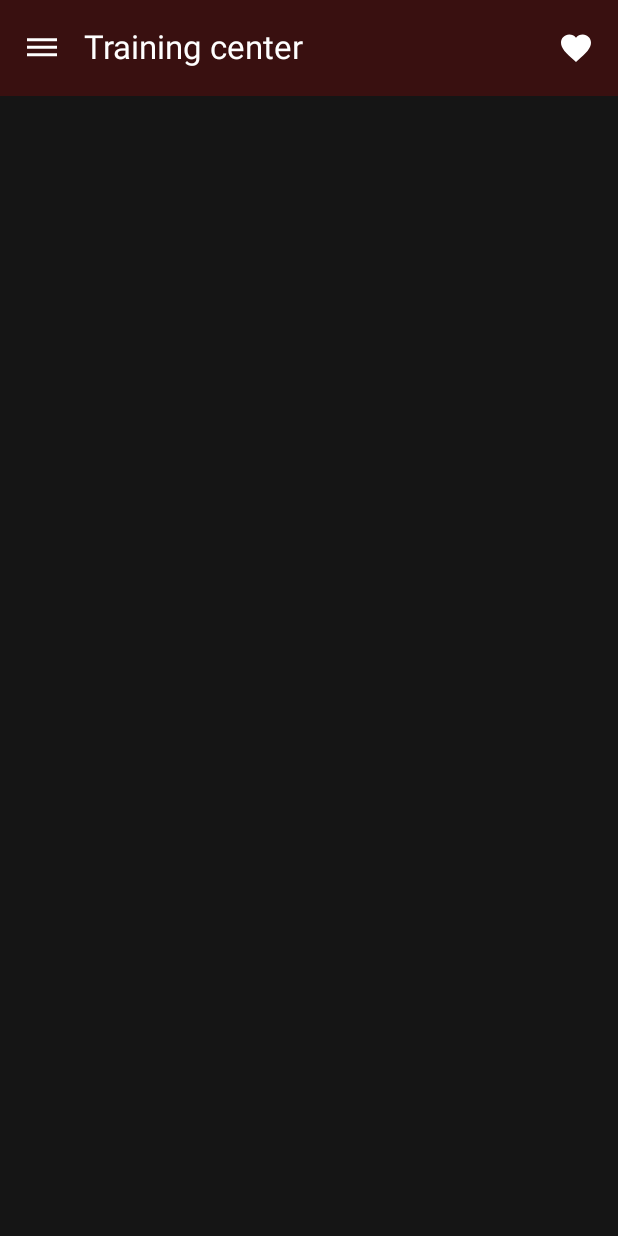
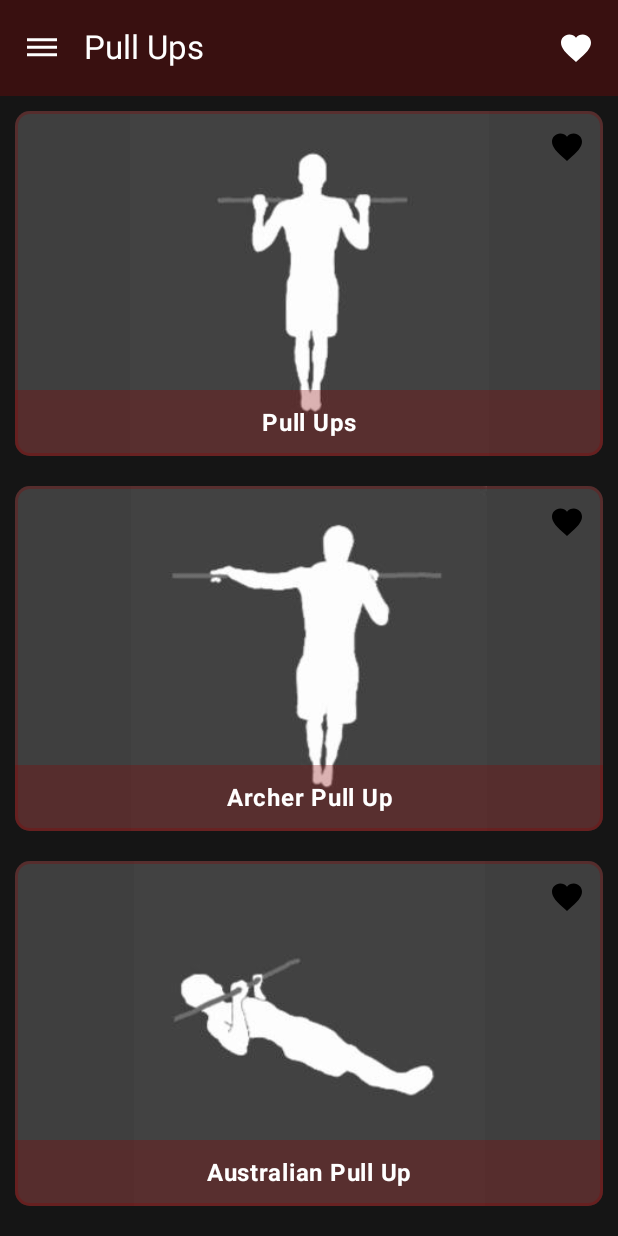
Before and after one commit to VladDev-git/InfoTrainingApp, an Android app built with Jetpack Compose: the screen it shows after launch (MainActivity), on a phone screen of 412 x 824 dp. Run offline under Robolectric (Android 15) with nearby library versions, the phone set to English and light mode, and no system bars; our stand-ins replace Dagger/Hilt's generated code, Room's generated code, accompanist, constraintlayout-compose.

Commit message:
Beta 3. Favorite items add upadate

```diff
--- a/app/build.gradle.kts
+++ b/app/build.gradle.kts
@@ -52,6 +52,8 @@ android {
 }
 
 dependencies {
+    implementation("androidx.constraintlayout:constraintlayout-compose:1.1.0")
+
     implementation("com.google.dagger:hilt-android:2.51.1")
     implementation("androidx.hilt:hilt-navigation-compose:1.2.0")
     kapt("com.google.dagger:hilt-compiler:2.51.1")
--- a/app/src/main/java/com/example/infoapp/MainViewModel.kt
+++ b/app/src/main/java/com/example/infoapp/MainViewModel.kt
@@ -6,6 +6,9 @@ import androidx.lifecycle.viewModelScope
 import com.example.infoapp.db.MainDb
 import com.example.infoapp.untils.ListItem
 import dagger.hilt.android.lifecycle.HiltViewModel
+import kotlinx.coroutines.Job
+import kotlinx.coroutines.flow.MutableStateFlow
+import kotlinx.coroutines.flow.StateFlow
 import kotlinx.coroutines.launch
 import javax.inject.Inject
 
@@ -14,9 +17,27 @@ class MainViewModel @Inject constructor(
     val mainDb: MainDb
 ): ViewModel() {
     val mainList = mutableStateOf(emptyList<ListItem>())
+    private val categoryState = MutableStateFlow("pull_ups")
+    val currentCategory : StateFlow<String> = categoryState
+    private var job: Job? = null
 
-    fun getAllItemsByCategory(category: String) = viewModelScope.launch {
-        mainList.value = mainDb.dao.getAllItemsByCategory(category)
+    fun getAllItemsByCategory(category: String) {
+        job?.cancel()
+        job = viewModelScope.launch {
+            categoryState.value = category
+            mainDb.dao.getAllItemsByCategory(category).collect { list ->
+                mainList.value = list
+            }
+        }
+    }
+
+    fun getFavorites() {
+        job?.cancel()
+        job = viewModelScope.launch {
+            mainDb.dao.getFavorites().collect { list ->
+                mainList.value = list
+            }
+        }
     }
 
     fun insertItem(item: ListItem) = viewModelScope.launch {
--- a/app/src/main/java/com/example/infoapp/db/Dao.kt
+++ b/app/src/main/java/com/example/infoapp/db/Dao.kt
@@ -6,6 +6,7 @@ import androidx.room.Insert
 import androidx.room.OnConflictStrategy
 import androidx.room.Query
 import com.example.infoapp.untils.ListItem
+import kotlinx.coroutines.flow.Flow
 
 @Dao
 interface Dao {
@@ -16,5 +17,8 @@ interface Dao {
     suspend fun deleteItem(item: ListItem)
 
     @Query("SELECT * FROM list_items WHERE category LIKE :category")
-    suspend fun getAllItemsByCategory(category: String): List<ListItem>
+    fun getAllItemsByCategory(category: String): Flow<List<ListItem>>
+
+    @Query("SELECT * FROM list_items WHERE isFav = 1")
+    fun getFavorites(): Flow<List<ListItem>>
 }
--- a/app/src/main/java/com/example/infoapp/ui/theme/Color.kt
+++ b/app/src/main/java/com/example/infoapp/ui/theme/Color.kt
@@ -10,7 +10,7 @@ val Purple40 = Color(0xFF6650a4)
 val PurpleGrey40 = Color(0xFF625b71)
 val Pink40 = Color(0xFF7D5260)
 val CardRed = Color(0x4D8D0606)
-val TopBarRed = Color(0xFF8D0606)
+val FavRed = Color(0xFFE70000)
 val CardWhite = Color(0xD9FFFFFF)
 val MainBlack = Color(0xFF151515)
 val CardGray = Color(0xFF3F3F3F)
--- a/app/src/main/java/com/example/infoapp/ui_components/MainListItem.kt
+++ b/app/src/main/java/com/example/infoapp/ui_components/MainListItem.kt
@@ -5,17 +5,19 @@ import androidx.compose.foundation.BorderStroke
 import androidx.compose.foundation.Image
 import androidx.compose.foundation.background
 import androidx.compose.foundation.clickable
-import androidx.compose.foundation.layout.Box
 import androidx.compose.foundation.layout.fillMaxSize
 import androidx.compose.foundation.layout.fillMaxWidth
 import androidx.compose.foundation.layout.height
 import androidx.compose.foundation.layout.padding
 import androidx.compose.foundation.shape.RoundedCornerShape
+import androidx.compose.material.icons.Icons
+import androidx.compose.material.icons.filled.Favorite
 import androidx.compose.material3.Card
 import androidx.compose.material3.CardDefaults
+import androidx.compose.material3.Icon
+import androidx.compose.material3.IconButton
 import androidx.compose.material3.Text
 import androidx.compose.runtime.Composable
-import androidx.compose.ui.Alignment
 import androidx.compose.ui.Modifier
 import androidx.compose.ui.graphics.Color
 import androidx.compose.ui.graphics.asImageBitmap
@@ -24,12 +26,20 @@ import androidx.compose.ui.platform.LocalContext
 import androidx.compose.ui.text.font.FontWeight
 import androidx.compose.ui.text.style.TextAlign
 import androidx.compose.ui.unit.dp
+import androidx.constraintlayout.compose.ConstraintLayout
+import androidx.hilt.navigation.compose.hiltViewModel
+import com.example.infoapp.MainViewModel
 import com.example.infoapp.ui.theme.CardGray
 import com.example.infoapp.ui.theme.CardRed
+import com.example.infoapp.ui.theme.FavRed
 import com.example.infoapp.untils.ListItem
 
 @Composable
-fun MainListItem(item: ListItem, onClick: (ListItem) -> Unit) {
+fun MainListItem(
+    mainViewModel: MainViewModel = hiltViewModel(),
+    item: ListItem,
+    onClick: (ListItem) -> Unit
+) {
     Card(
         modifier = Modifier
             .fillMaxWidth()
@@ -44,25 +54,56 @@ fun MainListItem(item: ListItem, onClick: (ListItem) -> Unit) {
             containerColor = CardGray
         )
     ) {
-        Box(
+        ConstraintLayout (
             modifier = Modifier
                 .fillMaxSize(),
-            contentAlignment = Alignment.BottomCenter
         ) {
+            val (image, text, favoriteButton) = createRefs()
+
             AssetImage(imageName = item.imageName,
                 contentDescription = item.title,
-                modifier = Modifier.fillMaxSize()
+                modifier = Modifier
+                    .fillMaxSize()
+                    .constrainAs(image) {
+                        top.linkTo(parent.top)
+                        start.linkTo(parent.start)
+                        end.linkTo(parent.end)
+                        bottom.linkTo(parent.bottom)
+                    }
             )
             Text(
                 text = item.title,
                 modifier = Modifier
                     .fillMaxWidth()
                     .background(CardRed)
-                    .padding(10.dp),
+                    .padding(10.dp)
+                    .constrainAs(text) {
+                        bottom.linkTo(parent.bottom)
+                        start.linkTo(parent.start)
+                        end.linkTo(parent.end)
+                    },
                 textAlign = TextAlign.Center,
                 fontWeight = FontWeight.Bold,
                 color = Color.White
             )
+            IconButton(
+                onClick = {
+                    mainViewModel.insertItem(
+                        item.copy(isFav = !item.isFav)
+                    )
+                },
+                modifier = Modifier
+                    .constrainAs(favoriteButton) {
+                        top.linkTo(parent.top)
+                        end.linkTo(parent.end)
+                    }
+            ) {
+                Icon(
+                    imageVector = Icons.Default.Favorite,
+                    contentDescription = "Favorite",
+                    tint = if (item.isFav) FavRed else Color.Black
+                )
+            }
         }
     }
 }
--- a/app/src/main/java/com/example/infoapp/ui_components/MainScreen.kt
+++ b/app/src/main/java/com/example/infoapp/ui_components/MainScreen.kt
@@ -11,6 +11,8 @@ import androidx.compose.material3.ModalNavigationDrawer
 import androidx.compose.material3.Scaffold
 import androidx.compose.material3.rememberDrawerState
 import androidx.compose.runtime.Composable
+import androidx.compose.runtime.LaunchedEffect
+import androidx.compose.runtime.collectAsState
 import androidx.compose.runtime.getValue
 import androidx.compose.runtime.mutableStateOf
 import androidx.compose.runtime.remember
@@ -28,11 +30,14 @@ import kotlinx.coroutines.launch
 fun MainScreen(mainViewModel: MainViewModel = hiltViewModel(), onClick: (ListItem) -> Unit) {
     val drawerState = rememberDrawerState(initialValue = DrawerValue.Closed)
     val mainList = mainViewModel.mainList
+    val currentCategory = mainViewModel.currentCategory.collectAsState().value
     var topBarTitle by remember {
-        mutableStateOf("Training center")
+        mutableStateOf("Pull Ups")
     }
     val coroutineScope = rememberCoroutineScope()
-    mainViewModel.getAllItemsByCategory("")
+    LaunchedEffect(Unit) {
+        mainViewModel.getAllItemsByCategory(currentCategory)
+    }
 
     ModalNavigationDrawer(
         drawerState = drawerState,
@@ -52,7 +57,10 @@ fun MainScreen(mainViewModel: MainViewModel = hiltViewModel(), onClick: (ListIte
     ) {
         Scaffold(
             topBar = {
-                MainTopBar(title = topBarTitle, drawerState)
+                MainTopBar(title = topBarTitle, drawerState) {
+                    topBarTitle = "Favorites"
+                    mainViewModel.getFavorites()
+                }
             }
         ) { paddingValues ->
             Box(
--- a/app/src/main/java/com/example/infoapp/ui_components/MainTopBar.kt
+++ b/app/src/main/java/com/example/infoapp/ui_components/MainTopBar.kt
@@ -20,7 +20,11 @@ import kotlinx.coroutines.launch
 
 @OptIn(ExperimentalMaterial3Api::class)
 @Composable
-fun MainTopBar(title: String, drawerState: DrawerState) {
+fun MainTopBar(
+    title: String,
+    drawerState: DrawerState,
+    onFavClick : () -> Unit
+) {
     val coroutineScope = rememberCoroutineScope()
 
     TopAppBar(
@@ -50,7 +54,7 @@ fun MainTopBar(title: String, drawerState: DrawerState) {
         actions = {
             IconButton(
                 onClick = {
-
+                    onFavClick()
                 },
                 colors = IconButtonDefaults.iconButtonColors(
                     contentColor = Color.White
```
